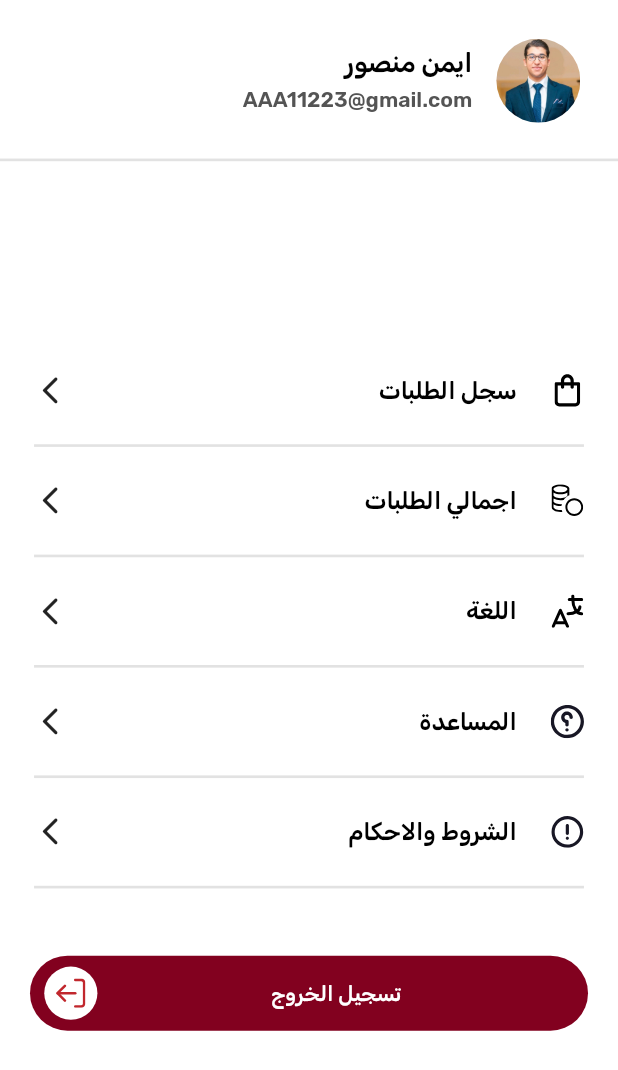
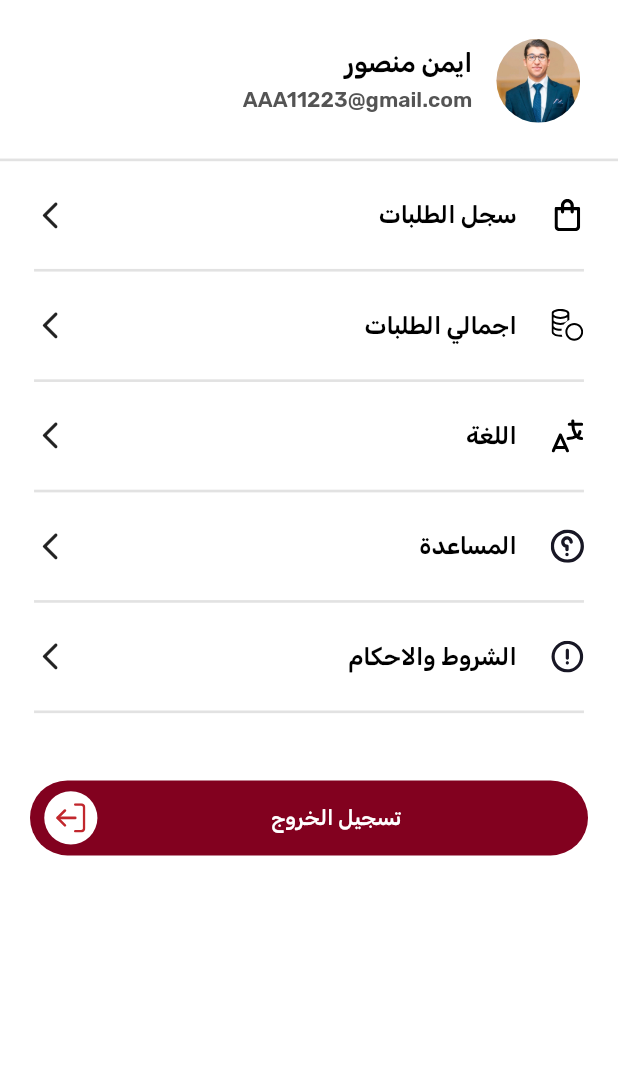
Before and after one commit to Brmja-Tech/rubinodelivery, a Flutter app: the ProfileScreen screen opened by its route, on a phone screen of 412 x 824 dp. Shown: the top 1070 px of the screen. Run offline on Flutter 3.47's test engine with Material 3 defaults, Android fonts, the phone set to English and light mode, and no system bars; our stand-ins replace cached_network_image, device_preview, dio, easy_localization, flutter_bloc, flutter_screenutil and 9 more; accounts and stored records are empty.

Commit message:
Refactor ProfileScreen layout for improved readability and structure

```diff
--- a/lib/features/Profile/view/profile_screen.dart
+++ b/lib/features/Profile/view/profile_screen.dart
@@ -19,6 +19,7 @@ class ProfileScreen extends StatelessWidget {
   Widget build(BuildContext context) {
     return Scaffold(
       body: SafeArea(
+        child: SingleChildScrollView(
           child: Column(
             children: [
               Padding(
@@ -48,7 +49,6 @@ class ProfileScreen extends StatelessWidget {
                 color: AppColors.dividerColor,
                 thickness: 2.r,
               ),
-            Spacer(),
               Column(
                 mainAxisAlignment: MainAxisAlignment.center,
                 children: [
@@ -88,10 +88,11 @@ class ProfileScreen extends StatelessWidget {
                       onPressed: () {},
                     ),
                   ),
+                  Gap(20.h),
                 ],
               ),
-            Spacer(),
             ],
+          ),
         ),
       ),
     );
```
Lines whose indentation alone changed are shown as unchanged.
